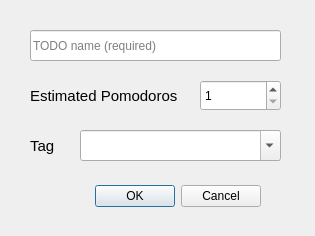
First picture: the form in src/gui/ui/add_todo_dialog.ui, repository ravenvz/SprintTimer, before the edit.
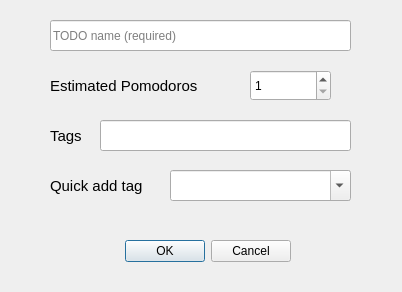
Second picture: the form after the edit.

Commit message: Tags are now shown in combobox when adding quick tag

Diff of the .ui file:
```diff
--- a/src/gui/ui/add_todo_dialog.ui
+++ b/src/gui/ui/add_todo_dialog.ui
@@ -6,8 +6,8 @@
    <rect>
     <x>0</x>
     <y>0</y>
-    <width>315</width>
-    <height>236</height>
+    <width>402</width>
+    <height>292</height>
    </rect>
   </property>
   <property name="windowTitle">
@@ -16,10 +16,10 @@
   <widget class="QDialogButtonBox" name="buttonBox">
    <property name="geometry">
     <rect>
-     <x>10</x>
-     <y>180</y>
-     <width>251</width>
-     <height>32</height>
+     <x>30</x>
+     <y>221</y>
+     <width>261</width>
+     <height>61</height>
     </rect>
    </property>
    <property name="orientation">
@@ -32,9 +32,9 @@
   <widget class="QLineEdit" name="todoName">
    <property name="geometry">
     <rect>
-     <x>30</x>
-     <y>30</y>
-     <width>251</width>
+     <x>50</x>
+     <y>20</y>
+     <width>301</width>
      <height>31</height>
     </rect>
    </property>
@@ -45,8 +45,8 @@
   <widget class="QSpinBox" name="estimatedPomodoros">
    <property name="geometry">
     <rect>
-     <x>200</x>
-     <y>80</y>
+     <x>250</x>
+     <y>70</y>
      <width>81</width>
      <height>31</height>
     </rect>
@@ -58,8 +58,8 @@
   <widget class="QLabel" name="label">
    <property name="geometry">
     <rect>
-     <x>30</x>
-     <y>80</y>
+     <x>50</x>
+     <y>70</y>
      <width>171</width>
      <height>31</height>
     </rect>
@@ -76,9 +76,9 @@
   <widget class="QComboBox" name="tags">
    <property name="geometry">
     <rect>
-     <x>80</x>
-     <y>130</y>
-     <width>201</width>
+     <x>170</x>
+     <y>170</y>
+     <width>181</width>
      <height>31</height>
     </rect>
    </property>
@@ -89,8 +89,8 @@
   <widget class="QLabel" name="label_2">
    <property name="geometry">
     <rect>
-     <x>30</x>
-     <y>130</y>
+     <x>50</x>
+     <y>120</y>
      <width>61</width>
      <height>31</height>
     </rect>
@@ -101,7 +101,35 @@
     </font>
    </property>
    <property name="text">
-    <string>Tag</string>
+    <string>Tags</string>
+   </property>
+  </widget>
+  <widget class="QLineEdit" name="leTags">
+   <property name="geometry">
+    <rect>
+     <x>100</x>
+     <y>120</y>
+     <width>251</width>
+     <height>31</height>
+    </rect>
+   </property>
+  </widget>
+  <widget class="QLabel" name="label_3">
+   <property name="geometry">
+    <rect>
+     <x>50</x>
+     <y>170</y>
+     <width>111</width>
+     <height>31</height>
+    </rect>
+   </property>
+   <property name="font">
+    <font>
+     <pointsize>11</pointsize>
+    </font>
+   </property>
+   <property name="text">
+    <string>Quick add tag</string>
    </property>
   </widget>
  </widget>
```
Left out of the diff: 2 changed lines with no effect on the pictures. The commit also changes 3 other files.
